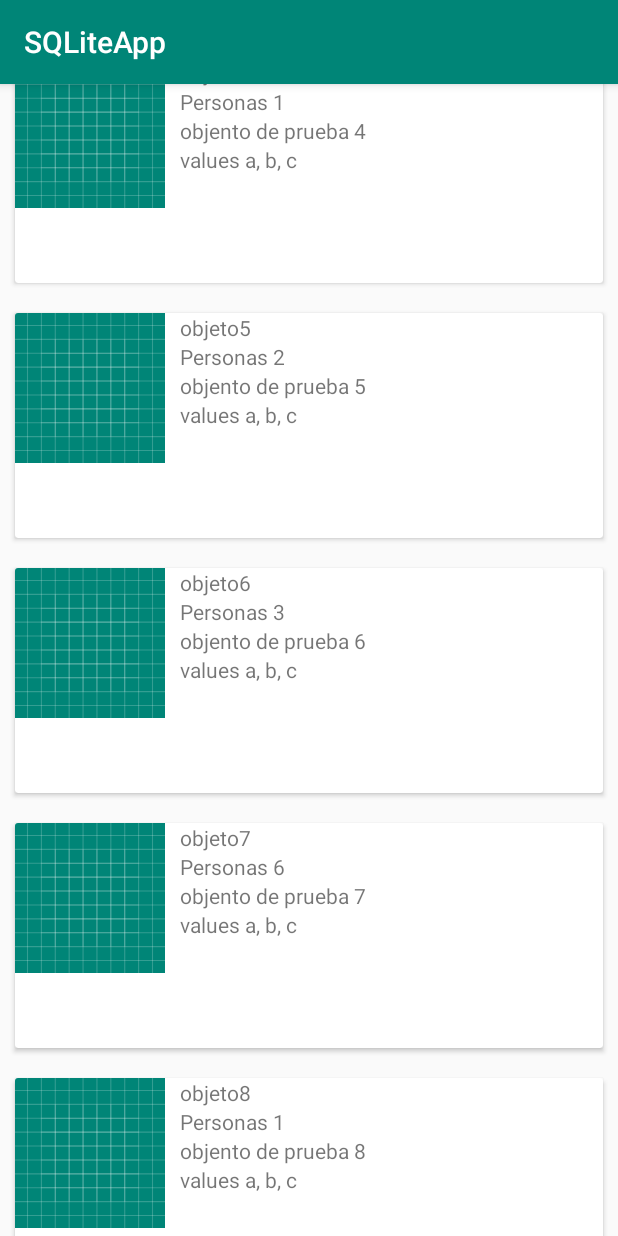
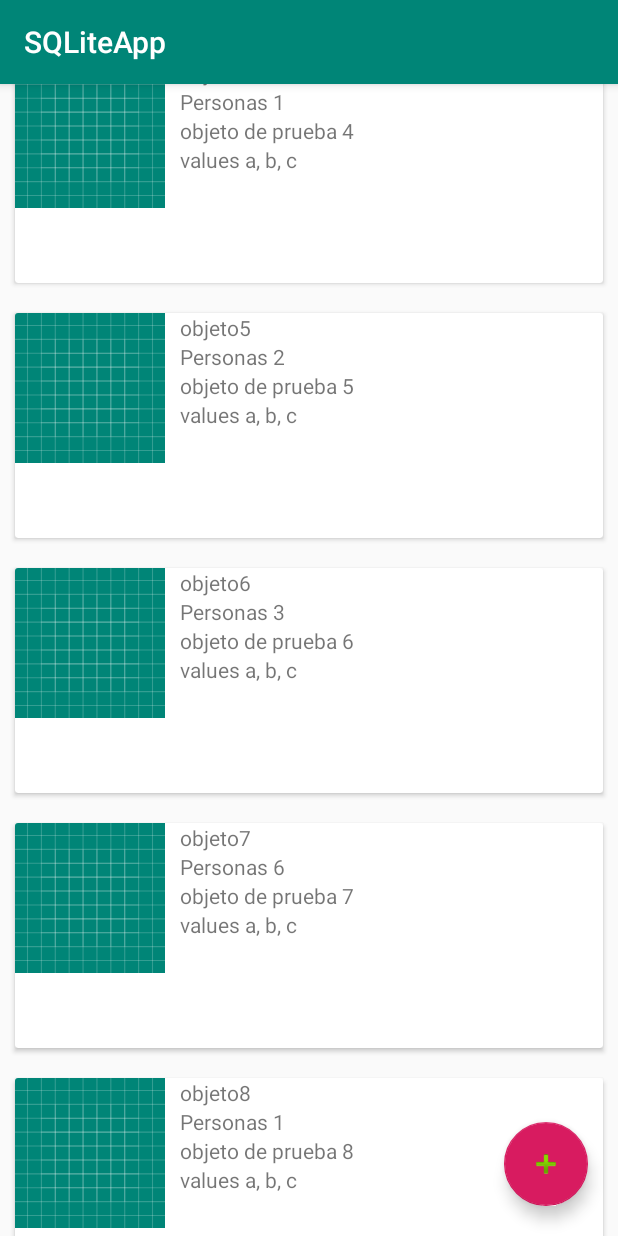
Before and after one commit to BlitzV/SQLiteApp, an Android app: the screen it shows after launch (MainActivity), scrolled down 537 dp, on a phone screen of 412 x 824 dp. Run offline under Robolectric (Android 15) with nearby library versions, the phone set to English and light mode, and no system bars.

Commit message:
Add database info and delete action with swiped

```diff
--- a/app/build.gradle
+++ b/app/build.gradle
@@ -24,6 +24,7 @@ dependencies {
     implementation 'com.android.support.constraint:constraint-layout:1.1.3'
     implementation 'com.android.support:recyclerview-v7:28.0.0'
     implementation 'com.android.support:cardview-v7:28.0.0'
+    implementation 'com.android.support:design:28.0.0'
     testImplementation 'junit:junit:4.12'
     androidTestImplementation 'com.android.support.test:runner:1.0.2'
     androidTestImplementation 'com.android.support.test.espresso:espresso-core:3.0.2'
--- a/app/src/main/AndroidManifest.xml
+++ b/app/src/main/AndroidManifest.xml
@@ -9,6 +9,7 @@
         android:roundIcon="@mipmap/ic_launcher_round"
         android:supportsRtl="true"
         android:theme="@style/AppTheme">
+        <activity android:name=".AddDataActivity"></activity>
         <activity android:name=".MainActivity">
             <intent-filter>
                 <action android:name="android.intent.action.MAIN" />
--- a/app/src/main/java/com/blitz/sqliteapp/Adapters/ListAdapter.java
+++ b/app/src/main/java/com/blitz/sqliteapp/Adapters/ListAdapter.java
@@ -17,7 +17,7 @@ import java.util.List;
 
 public class ListAdapter extends RecyclerView.Adapter<ListAdapter.ViewHolder> {
     Context context;
-    List<ListaData> list;
+    public List<ListaData> list;
 
     public ListAdapter(Context context, List<ListaData> list) {
         this.context = context;
--- a/app/src/main/java/com/blitz/sqliteapp/Data.java
+++ b/app/src/main/java/com/blitz/sqliteapp/Data.java
@@ -1,4 +1,82 @@
 package com.blitz.sqliteapp;
 
+import android.content.ContentValues;
+import android.content.Context;
+import android.database.Cursor;
+import android.database.DatabaseUtils;
+import android.database.SQLException;
+import android.database.sqlite.SQLiteDatabase;
+import android.database.sqlite.SQLiteOpenHelper;
+
+import com.blitz.sqliteapp.Adapters.ListAdapter;
+import com.blitz.sqliteapp.Helpers.DBHelper;
+import com.blitz.sqliteapp.model.ListaData;
+
+import java.util.ArrayList;
+import java.util.List;
+
 public class Data {
+    Context context;
+    SQLiteDatabase sqLiteDatabase;
+    SQLiteOpenHelper sqLiteOpenHelper;
+
+    public Data (Context context) {
+        this.context = context;
+        sqLiteOpenHelper = new DBHelper(context);
+        sqLiteDatabase = sqLiteOpenHelper.getWritableDatabase();
+    }
+
+    public void open() {
+        sqLiteDatabase = sqLiteOpenHelper.getWritableDatabase();
+    }
+    public void close() {
+        sqLiteOpenHelper.close();
+    }
+
+    public long getItemCounts() {
+        return DatabaseUtils.queryNumEntries(sqLiteDatabase, SQLConstants.TableList);
+    }
+
+    public void insertDataList (ListaData listaData) {
+        ContentValues contentValues = listaData.toValues();
+        sqLiteDatabase.insert(SQLConstants.TableList, null, contentValues);
+    }
+
+    public void insertDataListas(List<ListaData> listaData){
+        long items = getItemCounts();
+        if (items == 0) {
+            for (ListaData lista: listaData){
+                try {
+                    insertDataList(lista);
+                } catch (SQLException e){
+                    e.printStackTrace();
+                }
+            }
+        }
+    }
+
+    public List<ListaData> getAll(){
+        List<ListaData> lista = new ArrayList<>();
+        Cursor cursor = sqLiteDatabase.query(SQLConstants.TableList,
+                SQLConstants.ALL_COLUMNS, null, null, null, null, null );
+
+        while (cursor.moveToNext()){
+           ListaData list = new ListaData();
+           list.setId(cursor.getString(cursor.getColumnIndex(SQLConstants.COLUMN_ID)));
+           list.setNombre(cursor.getString(cursor.getColumnIndex(SQLConstants.COLUMN_NOMBRE)));
+           list.setPersonas(cursor.getInt(cursor.getColumnIndex(SQLConstants.COLUMN_PERSONAS)));
+           list.setDescripcion(cursor.getString(cursor.getColumnIndex(SQLConstants.COLUMN_DESCRIPCION)));
+           list.setCaracteristicas(cursor.getString(cursor.getColumnIndex(SQLConstants.COLUMN_CARACTERISTICAS)));
+           list.setImage(cursor.getString(cursor.getColumnIndex(SQLConstants.COLUMN_IMAGEN)));
+           list.setFavoritos(cursor.getInt(cursor.getColumnIndex(SQLConstants.COLUMN_FAV)));
+           lista.add(list);
+        }
+        return lista;
+    }
+
+    public void deleteItem(String nombre){
+        String[] whereArgs = new String[]{String.valueOf(nombre)};
+        sqLiteDatabase.delete(SQLConstants.TableList, SQLConstants.WHERE_CLAUSE_NOMBRE,whereArgs);
+    }
+
 }
--- a/app/src/main/java/com/blitz/sqliteapp/MainActivity.java
+++ b/app/src/main/java/com/blitz/sqliteapp/MainActivity.java
@@ -1,20 +1,28 @@
 package com.blitz.sqliteapp;
 
+import android.content.Intent;
+import android.support.annotation.NonNull;
+import android.support.design.widget.FloatingActionButton;
 import android.support.v7.app.AppCompatActivity;
 import android.os.Bundle;
 import android.support.v7.widget.LinearLayoutManager;
 import android.support.v7.widget.RecyclerView;
+import android.support.v7.widget.helper.ItemTouchHelper;
+import android.view.View;
 
 import com.blitz.sqliteapp.Adapters.ListAdapter;
 import com.blitz.sqliteapp.model.ListaData;
 
 import java.util.ArrayList;
+import java.util.List;
 
 public class MainActivity extends AppCompatActivity {
 
     private RecyclerView recyclerList;
     ArrayList<ListaData> Listdata;
     ListAdapter listAdapter;
+    Data data;
+    private FloatingActionButton fab;
 
     @Override
     protected void onCreate(Bundle savedInstanceState) {
@@ -22,30 +30,78 @@ public class MainActivity extends AppCompatActivity {
         setContentView(R.layout.activity_main);
         createData();
         recyclerList = (RecyclerView) findViewById(R.id.recyclerList);
+        fab = (FloatingActionButton) findViewById(R.id.fab);
         LinearLayoutManager linearLayoutManager = new LinearLayoutManager(this);
         linearLayoutManager.setOrientation(LinearLayoutManager.VERTICAL);
         recyclerList.setLayoutManager(linearLayoutManager);
-        listAdapter = new ListAdapter(this, Listdata);
-        recyclerList.setAdapter(listAdapter);
+        //listAdapter = new ListAdapter(this, Listdata);
+        // recyclerList.setAdapter(listAdapter);
+        update();
+
+        ItemTouchHelper.SimpleCallback simpleCallback =
+                new ItemTouchHelper.SimpleCallback(0,ItemTouchHelper.RIGHT) {
+                    @Override
+                    public boolean onMove(@NonNull RecyclerView recyclerView, @NonNull RecyclerView.ViewHolder viewHolder, @NonNull RecyclerView.ViewHolder viewHolder1) {
+                        return false;
+                    }
+
+                    @Override
+                    public void onSwiped(@NonNull RecyclerView.ViewHolder viewHolder, int i) {
+                        int position = viewHolder.getAdapterPosition();
+                        ListAdapter listAdapter = (ListAdapter) recyclerList.getAdapter();
+                        String value = listAdapter.list.get(position).getNombre();
+                        data.deleteItem(value);
+                        update();
+                    }
+                };
+
+        ItemTouchHelper itemTouchHelper = new ItemTouchHelper(simpleCallback);
+        itemTouchHelper.attachToRecyclerView(recyclerList);
+    }
+
+    public void addValues(View view){
+        Intent intent = new Intent(MainActivity.this, AddDataActivity.class);
+        startActivity(intent);
+        finish();
     }
 
     public void createData(){
         Listdata = new ArrayList<>();
-        Listdata.add(new ListaData("1","objeto", 2, "objento de prueba 1",
+        Listdata.add(new ListaData("1","objeto", 2, "objeto de prueba 1",
                 "values a, b, c", "light.jpg",1));
-        Listdata.add(new ListaData("2","objeto2", 3, "objento de prueba 2",
+        Listdata.add(new ListaData("2","objeto2", 3, "objeto de prueba 2",
                 "values a, b, c", "light2.jpg",0));
-        Listdata.add(new ListaData("3","objeto3", 6, "objento de prueba 3",
+        Listdata.add(new ListaData("3","objeto3", 6, "objeto de prueba 3",
                 "values a, b, c", "light3.jpg",4));
-        Listdata.add(new ListaData("4","objeto4", 1, "objento de prueba 4",
+        Listdata.add(new ListaData("4","objeto4", 1, "objeto de prueba 4",
                 "values a, b, c", "light4.jpg",9));
-        Listdata.add(new ListaData("5","objeto5", 2, "objento de prueba 5",
+        Listdata.add(new ListaData("5","objeto5", 2, "objeto de prueba 5",
                 "values a, b, c", "light5.jpg",1));
-        Listdata.add(new ListaData("6","objeto6", 3, "objento de prueba 6",
+        Listdata.add(new ListaData("6","objeto6", 3, "objeto de prueba 6",
                 "values a, b, c", "light6.jpg",0));
-        Listdata.add(new ListaData("7","objeto7", 6, "objento de prueba 7",
+        Listdata.add(new ListaData("7","objeto7", 6, "objeto de prueba 7",
                 "values a, b, c", "light7.jpg",4));
-        Listdata.add(new ListaData("8","objeto8", 1, "objento de prueba 8",
+        Listdata.add(new ListaData("8","objeto8", 1, "objeto de prueba 8",
                 "values a, b, c", "light8.jpg",9));
+
+        data = new Data(this);
+        data.open();
+        data.insertDataListas(Listdata);
+    }
+
+    public List<ListaData> getData(){
+        List<ListaData> list = data.getAll();
+        return list;
+    }
+
+    public void update(){
+        listAdapter = new ListAdapter(this,getData());
+        recyclerList.setAdapter(listAdapter);
+    }
+
+    @Override
+    protected void onResume() {
+        super.onResume();
+        update();
     }
 }
--- a/app/src/main/java/com/blitz/sqliteapp/SQLConstants.java
+++ b/app/src/main/java/com/blitz/sqliteapp/SQLConstants.java
@@ -23,5 +23,13 @@ public class SQLConstants {
             COLUMN_DESCRIPCION + " TEXT," + COLUMN_CARACTERISTICAS + " TEXT," + COLUMN_IMAGEN + " TEXT," +
             COLUMN_FAV + " INT" + ");";
 
+    public static final String WHERE_CLAUSE_NOMBRE = "nombre=?";
+
     public static final String SQL_DELETE = "DROP TABLE " + TableList;
+
+
+    public static final String[] ALL_COLUMNS = {
+            COLUMN_ID, COLUMN_NOMBRE, COLUMN_PERSONAS, COLUMN_DESCRIPCION, COLUMN_CARACTERISTICAS, COLUMN_IMAGEN,
+            COLUMN_FAV };
+
 }
--- a/app/src/main/java/com/blitz/sqliteapp/model/ListaData.java
+++ b/app/src/main/java/com/blitz/sqliteapp/model/ListaData.java
@@ -1,4 +1,9 @@
 package com.blitz.sqliteapp.model;
+
+
+import android.content.ContentValues;
+
+import com.blitz.sqliteapp.SQLConstants;
 
 public class ListaData {
 
@@ -9,6 +14,10 @@ public class ListaData {
     private String caracteristicas;
     private String image;
     private int favoritos;
+
+    public ListaData(){
+
+    }
 
     public ListaData(String id, String nombre, int personas, String descripcion, String caracteristicas, String image, int favoritos) {
         this.id = id;
@@ -75,4 +84,16 @@ public class ListaData {
     public void setFavoritos(int favoritos) {
         this.favoritos = favoritos;
     }
+
+    public ContentValues toValues(){
+        ContentValues contentValues = new ContentValues(7);
+        contentValues.put(SQLConstants.COLUMN_ID, id);
+        contentValues.put(SQLConstants.COLUMN_NOMBRE, nombre);
+        contentValues.put(SQLConstants.COLUMN_PERSONAS, personas);
+        contentValues.put(SQLConstants.COLUMN_DESCRIPCION, descripcion);
+        contentValues.put(SQLConstants.COLUMN_CARACTERISTICAS, caracteristicas);
+        contentValues.put(SQLConstants.COLUMN_IMAGEN, image);
+        contentValues.put(SQLConstants.COLUMN_FAV, favoritos);
+        return contentValues;
+    }
 }
--- a/app/src/main/res/layout/activity_main.xml
+++ b/app/src/main/res/layout/activity_main.xml
@@ -1,8 +1,7 @@
 <?xml version="1.0" encoding="utf-8"?>
-<LinearLayout xmlns:android="http://schemas.android.com/apk/res/android"
+<RelativeLayout xmlns:android="http://schemas.android.com/apk/res/android"
     xmlns:tools="http://schemas.android.com/tools"
     android:layout_width="match_parent"
-    android:orientation="vertical"
     android:layout_height="match_parent"
     tools:context=".MainActivity">
 
@@ -13,4 +12,14 @@
 
     </android.support.v7.widget.RecyclerView>
 
-</LinearLayout>
+    <android.support.design.widget.FloatingActionButton
+        android:id="@+id/fab"
+        android:layout_width="wrap_content"
+        android:layout_height="wrap_content"
+        android:layout_alignParentEnd="true"
+        android:layout_margin="@dimen/sds"
+        android:layout_alignParentBottom="true"
+        android:src="@android:drawable/ic_input_add"
+        android:onClick="addValues"/>
+
+</RelativeLayout>
--- /dev/null
+++ b/app/src/main/res/values/dimens.xml
@@ -0,0 +1,4 @@
+<?xml version="1.0" encoding="utf-8"?>
+<resources>
+    <dimen name="sds">20dp</dimen>
+</resources>
```
Also changed, not shown: app/src/main/java/com/blitz/sqliteapp/AddDataActivity.java (added, +48 -0 lines), app/src/main/res/layout/activity_add_data.xml (added, +82 -0 lines).
